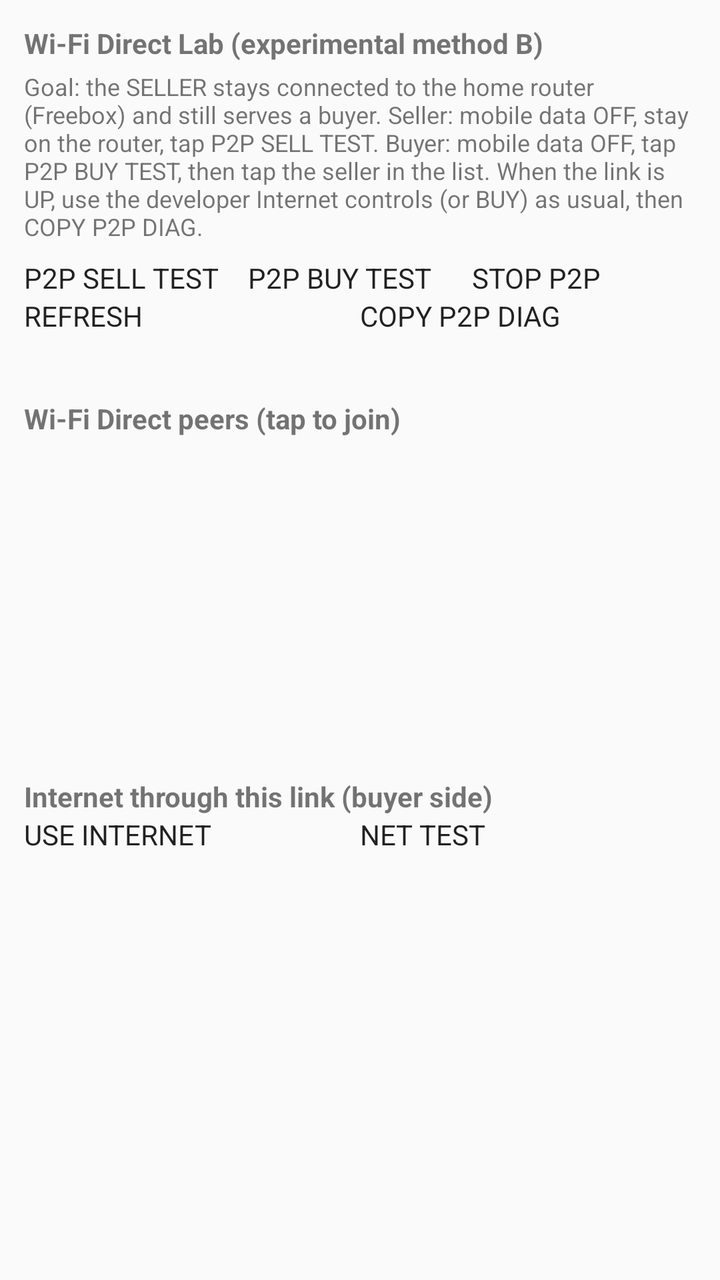
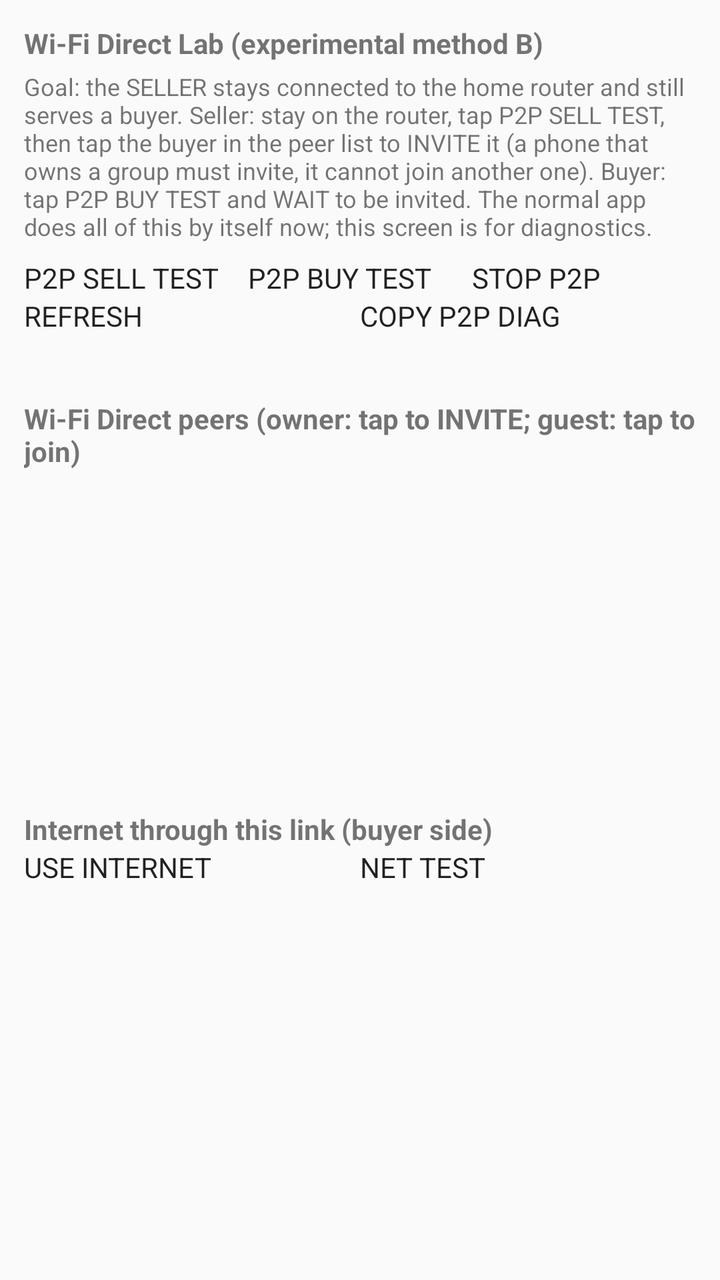

Screens rendered from an Android XML layout before and after an edit, with the pre-edit source and the edit as a unified diff.
<!-- AndroidManifest.xml: application theme android:Theme.Material.Light.NoActionBar -->
<!-- res/layout/activity_p2p_lab.xml -->
<?xml version="1.0" encoding="utf-8"?>
<ScrollView xmlns:android="http://schemas.android.com/apk/res/android"
    android:layout_width="match_parent"
    android:layout_height="match_parent"
    android:fillViewport="true">
    <LinearLayout
        android:layout_width="match_parent"
        android:layout_height="wrap_content"
        android:orientation="vertical"
        android:padding="12dp">

        <TextView android:layout_width="match_parent" android:layout_height="wrap_content" android:textStyle="bold" android:text="Wi-Fi Direct Lab (experimental method B)" />
        <TextView android:layout_width="match_parent" android:layout_height="wrap_content" android:textSize="12sp" android:layout_marginTop="4dp"
            android:text="Goal: the SELLER stays connected to the home router (Freebox) and still serves a buyer. Seller: mobile data OFF, stay on the router, tap P2P SELL TEST. Buyer: mobile data OFF, tap P2P BUY TEST, then tap the seller in the list. When the link is UP, use the developer Internet controls (or BUY) as usual, then COPY P2P DIAG." />

        <LinearLayout android:layout_width="match_parent" android:layout_height="wrap_content" android:orientation="horizontal" android:layout_marginTop="8dp">
            <Button android:id="@+id/btnP2pSell" android:layout_width="0dp" android:layout_weight="1" android:layout_height="wrap_content" android:text="P2P SELL TEST" />
            <Button android:id="@+id/btnP2pBuy" android:layout_width="0dp" android:layout_weight="1" android:layout_height="wrap_content" android:text="P2P BUY TEST" />
            <Button android:id="@+id/btnP2pStop" android:layout_width="0dp" android:layout_weight="1" android:layout_height="wrap_content" android:text="STOP P2P" />
        </LinearLayout>
        <LinearLayout android:layout_width="match_parent" android:layout_height="wrap_content" android:orientation="horizontal">
            <Button android:id="@+id/btnP2pRefresh" android:layout_width="0dp" android:layout_weight="1" android:layout_height="wrap_content" android:text="REFRESH" />
            <Button android:id="@+id/btnP2pDiag" android:layout_width="0dp" android:layout_weight="1" android:layout_height="wrap_content" android:text="COPY P2P DIAG" />
        </LinearLayout>

        <TextView android:id="@+id/txtP2pState" android:layout_width="match_parent" android:layout_height="wrap_content" android:textSize="12sp" android:fontFamily="monospace" android:layout_marginTop="6dp" android:text="" />

        <TextView android:layout_width="match_parent" android:layout_height="wrap_content" android:textStyle="bold" android:layout_marginTop="10dp" android:text="Wi-Fi Direct peers (tap to join)" />
        <ListView android:id="@+id/listP2pPeers" android:layout_width="match_parent" android:layout_height="160dp" />

        <TextView android:layout_width="match_parent" android:layout_height="wrap_content" android:textStyle="bold" android:layout_marginTop="10dp" android:text="Internet through this link (buyer side)" />
        <LinearLayout android:layout_width="match_parent" android:layout_height="wrap_content" android:orientation="horizontal">
            <Button android:id="@+id/btnP2pUse" android:layout_width="0dp" android:layout_weight="1" android:layout_height="wrap_content" android:text="USE INTERNET" />
            <Button android:id="@+id/btnP2pNetTest" android:layout_width="0dp" android:layout_weight="1" android:layout_height="wrap_content" android:text="NET TEST" />
        </LinearLayout>
        <TextView android:id="@+id/txtP2pTunnel" android:layout_width="match_parent" android:layout_height="wrap_content" android:textSize="12sp" android:fontFamily="monospace" android:text="" />

        <TextView android:id="@+id/txtP2pDiag" android:layout_width="match_parent" android:layout_height="wrap_content" android:textSize="11sp" android:fontFamily="monospace" android:layout_marginTop="10dp" android:text="" />
    </LinearLayout>
</ScrollView>
<!-- resources referenced by this layout -->
<resources>

</resources>

<!-- the commit's change to res/layout/activity_p2p_lab.xml (unified diff, before → after) -->
@@ -11,7 +11,7 @@
 
         <TextView android:layout_width="match_parent" android:layout_height="wrap_content" android:textStyle="bold" android:text="Wi-Fi Direct Lab (experimental method B)" />
         <TextView android:layout_width="match_parent" android:layout_height="wrap_content" android:textSize="12sp" android:layout_marginTop="4dp"
-            android:text="Goal: the SELLER stays connected to the home router (Freebox) and still serves a buyer. Seller: mobile data OFF, stay on the router, tap P2P SELL TEST. Buyer: mobile data OFF, tap P2P BUY TEST, then tap the seller in the list. When the link is UP, use the developer Internet controls (or BUY) as usual, then COPY P2P DIAG." />
+            android:text="Goal: the SELLER stays connected to the home router and still serves a buyer. Seller: stay on the router, tap P2P SELL TEST, then tap the buyer in the peer list to INVITE it (a phone that owns a group must invite, it cannot join another one). Buyer: tap P2P BUY TEST and WAIT to be invited. The normal app does all of this by itself now; this screen is for diagnostics." />
 
         <LinearLayout android:layout_width="match_parent" android:layout_height="wrap_content" android:orientation="horizontal" android:layout_marginTop="8dp">
             <Button android:id="@+id/btnP2pSell" android:layout_width="0dp" android:layout_weight="1" android:layout_height="wrap_content" android:text="P2P SELL TEST" />
@@ -25,7 +25,7 @@
 
         <TextView android:id="@+id/txtP2pState" android:layout_width="match_parent" android:layout_height="wrap_content" android:textSize="12sp" android:fontFamily="monospace" android:layout_marginTop="6dp" android:text="" />
 
-        <TextView android:layout_width="match_parent" android:layout_height="wrap_content" android:textStyle="bold" android:layout_marginTop="10dp" android:text="Wi-Fi Direct peers (tap to join)" />
+        <TextView android:layout_width="match_parent" android:layout_height="wrap_content" android:textStyle="bold" android:layout_marginTop="10dp" android:text="Wi-Fi Direct peers (owner: tap to INVITE; guest: tap to join)" />
         <ListView android:id="@+id/listP2pPeers" android:layout_width="match_parent" android:layout_height="160dp" />
 
         <TextView android:layout_width="match_parent" android:layout_height="wrap_content" android:textStyle="bold" android:layout_marginTop="10dp" android:text="Internet through this link (buyer side)" />
